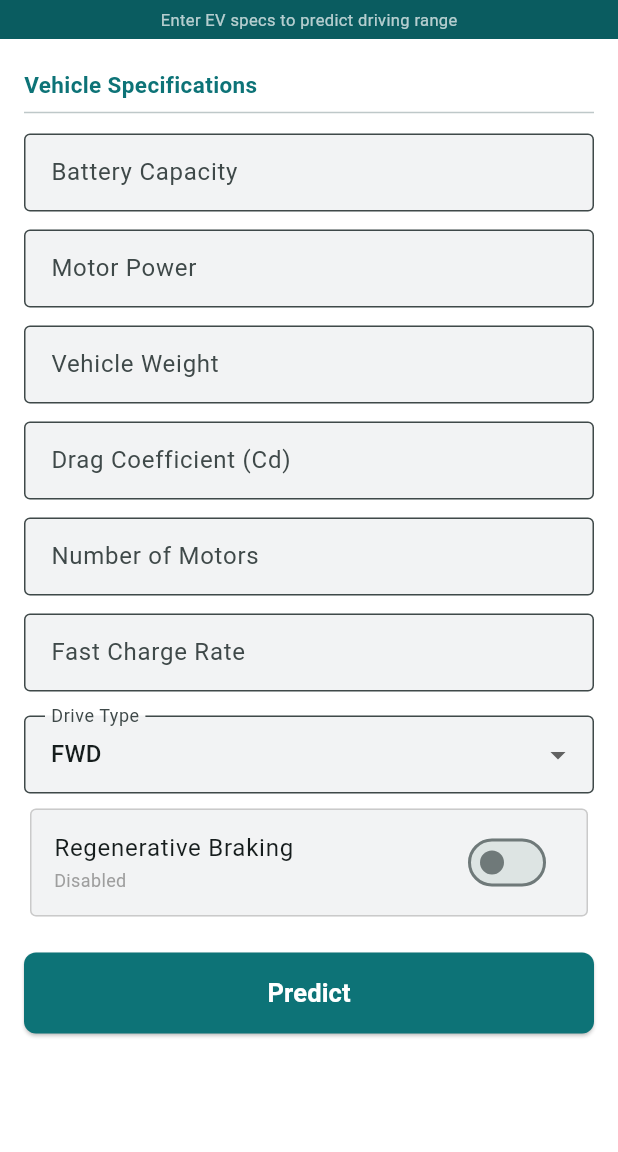
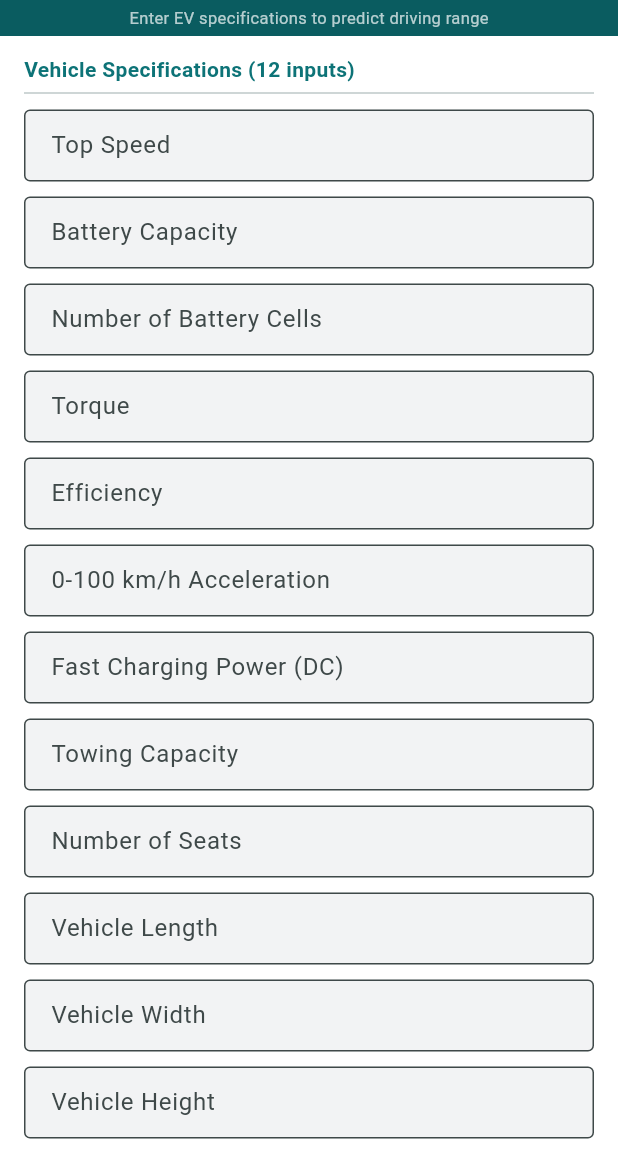
Before and after one commit to OgayoTK1/Linear_regression_model, a Flutter app: the screen it shows after launch, on a phone screen of 412 x 824 dp, the part 84-1236 px from its top. Run offline on Flutter 3.47's test engine with Material 3 defaults, Android fonts, the light colour scheme and no system bars.

Commit message:
updated files

````diff
--- a/summative/API/requirements.txt
+++ b/summative/API/requirements.txt
@@ -1,8 +1,6 @@
-## TASK 2 — `summative/API/requirements.txt`
-```
 fastapi==0.110.0
 uvicorn[standard]==0.29.0
-scikit-learn==1.4.1
+scikit-learn==1.4.1.post1
 pandas==2.2.1
 numpy==1.26.4
 joblib==1.3.2
--- a/summative/evision/lib/main.dart
+++ b/summative/evision/lib/main.dart
@@ -4,7 +4,6 @@ import 'package:http/http.dart' as http;
 
 void main() => runApp(const EVRangeApp());
 
-// ── App Root ──────────────────────────────────────────────────────────────────
 class EVRangeApp extends StatelessWidget {
   const EVRangeApp({super.key});
 
@@ -22,7 +21,6 @@ class EVRangeApp extends StatelessWidget {
   }
 }
 
-// ── Prediction Page ───────────────────────────────────────────────────────────
 class PredictionPage extends StatefulWidget {
   const PredictionPage({super.key});
 
@@ -31,62 +29,71 @@ class PredictionPage extends StatefulWidget {
 }
 
 class _PredictionPageState extends State<PredictionPage> {
-  // ── API URL ───────────────────────────────────────────────────────────────
-  // For local testing on Android emulator use: http://10.0.2.2:8000/predict
-  // For iOS simulator use:                     http://127.0.0.1:8000/predict
-  static const String _apiUrl =
-      'https://ev-range-predictor.onrender.com/predict';
+  // For Android emulator use http://10.0.2.2:8000/predict
+  // For physical device use your computer IP e.g. http://192.168.1.45:8000/predict
+  // For production use https://ev-range-predictor.onrender.com/predict
+  static const String _apiUrl = 'http://10.0.2.2:8000/predict';
 
-  // ── Form + Controllers (one per input variable = 6 text fields) ───────────
-  final _formKey     = GlobalKey<FormState>();
-  final _battCtrl    = TextEditingController();  // battery_capacity_kwh
-  final _powerCtrl   = TextEditingController();  // motor_power_kw
-  final _weightCtrl  = TextEditingController();  // vehicle_weight_kg
-  final _dragCtrl    = TextEditingController();  // drag_coefficient
-  final _motorsCtrl  = TextEditingController();  // num_motors
-  final _chargeCtrl  = TextEditingController();  // fast_charge_kw
+  final _formKey = GlobalKey<FormState>();
 
-  // ── Dropdown + Switch (encoded as integers in the API call) ───────────────
-  String _driveType    = 'FWD';   // FWD | AWD | RWD
-  bool   _regenBraking = false;
+  // 12 controllers — one per feature
+  final _topSpeedCtrl = TextEditingController();
+  final _batteryCtrl = TextEditingController();
+  final _numCellsCtrl = TextEditingController();
+  final _torqueCtrl = TextEditingController();
+  final _efficiencyCtrl = TextEditingController();
+  final _accelCtrl = TextEditingController();
+  final _fastChargeCtrl = TextEditingController();
+  final _towingCtrl = TextEditingController();
+  final _seatsCtrl = TextEditingController();
+  final _lengthCtrl = TextEditingController();
+  final _widthCtrl = TextEditingController();
+  final _heightCtrl = TextEditingController();
 
-  // ── Output state ──────────────────────────────────────────────────────────
-  bool    _isLoading      = false;
+  bool _isLoading = false;
   double? _predictedRange;
   String? _errorMessage;
 
   @override
   void dispose() {
-    _battCtrl.dispose();
-    _powerCtrl.dispose();
-    _weightCtrl.dispose();
-    _dragCtrl.dispose();
-    _motorsCtrl.dispose();
-    _chargeCtrl.dispose();
+    _topSpeedCtrl.dispose();
+    _batteryCtrl.dispose();
+    _numCellsCtrl.dispose();
+    _torqueCtrl.dispose();
+    _efficiencyCtrl.dispose();
+    _accelCtrl.dispose();
+    _fastChargeCtrl.dispose();
+    _towingCtrl.dispose();
+    _seatsCtrl.dispose();
+    _lengthCtrl.dispose();
+    _widthCtrl.dispose();
+    _heightCtrl.dispose();
     super.dispose();
   }
 
-  // ── API Call ──────────────────────────────────────────────────────────────
   Future<void> _predict() async {
     if (!_formKey.currentState!.validate()) return;
 
     setState(() {
-      _isLoading      = true;
-      _errorMessage   = null;
+      _isLoading = true;
+      _errorMessage = null;
       _predictedRange = null;
     });
 
     try {
       final body = jsonEncode({
-        'battery_capacity_kwh': double.parse(_battCtrl.text),
-        'motor_power_kw':       double.parse(_powerCtrl.text),
-        'vehicle_weight_kg':    double.parse(_weightCtrl.text),
-        'drag_coefficient':     double.parse(_dragCtrl.text),
-        'num_motors':           int.parse(_motorsCtrl.text),
-        'regen_braking':        _regenBraking ? 1 : 0,
-        'fast_charge_kw':       double.parse(_chargeCtrl.text),
-        'drive_AWD':            _driveType == 'AWD' ? 1 : 0,
-        'drive_RWD':            _driveType == 'RWD' ? 1 : 0,
+        'top_speed_kmh': double.parse(_topSpeedCtrl.text),
+        'battery_capacity_kwh': double.parse(_batteryCtrl.text),
+        'number_of_cells': int.parse(_numCellsCtrl.text),
+        'torque_nm': double.parse(_torqueCtrl.text),
+        'efficiency_wh_per_km': double.parse(_efficiencyCtrl.text),
+        'acceleration_0_100_s': double.parse(_accelCtrl.text),
+        'fast_charging_power_kw_dc': double.parse(_fastChargeCtrl.text),
+        'towing_capacity_kg': double.parse(_towingCtrl.text),
+        'seats': int.parse(_seatsCtrl.text),
+        'length_mm': double.parse(_lengthCtrl.text),
+        'width_mm': double.parse(_widthCtrl.text),
+        'height_mm': double.parse(_heightCtrl.text),
       });
 
       final response = await http
@@ -100,8 +107,7 @@ class _PredictionPageState extends State<PredictionPage> {
       if (response.statusCode == 200) {
         final data = jsonDecode(response.body);
         setState(() {
-          _predictedRange =
-              (data['predicted_range_km'] as num).toDouble();
+          _predictedRange = (data['predicted_range_km'] as num).toDouble();
         });
       } else {
         final err = jsonDecode(response.body);
@@ -119,7 +125,6 @@ class _PredictionPageState extends State<PredictionPage> {
     }
   }
 
-  // ── Reusable Text Field Builder ───────────────────────────────────────────
   Widget _field({
     required TextEditingController ctrl,
     required String label,
@@ -129,7 +134,7 @@ class _PredictionPageState extends State<PredictionPage> {
     required String? Function(String?) validator,
   }) {
     return Padding(
-      padding: const EdgeInsets.symmetric(vertical: 6),
+      padding: const EdgeInsets.symmetric(vertical: 5),
       child: TextFormField(
         controller: ctrl,
         keyboardType: isInt
@@ -142,15 +147,16 @@ class _PredictionPageState extends State<PredictionPage> {
           border: const OutlineInputBorder(),
           filled: true,
           fillColor: const Color(0xFFF2F3F4),
-          contentPadding:
-          const EdgeInsets.symmetric(horizontal: 14, vertical: 14),
+          contentPadding: const EdgeInsets.symmetric(
+            horizontal: 14,
+            vertical: 12,
+          ),
         ),
         validator: validator,
       ),
     );
   }
 
-  // ── Build ─────────────────────────────────────────────────────────────────
   @override
   Widget build(BuildContext context) {
     return Scaffold(
@@ -162,13 +168,13 @@ class _PredictionPageState extends State<PredictionPage> {
         foregroundColor: Colors.white,
         elevation: 2,
         bottom: PreferredSize(
-          preferredSize: const Size.fromHeight(26),
+          preferredSize: const Size.fromHeight(24),
           child: Container(
             color: const Color(0xFF0A5C60),
-            padding: const EdgeInsets.symmetric(vertical: 5),
+            padding: const EdgeInsets.symmetric(vertical: 4),
             child: const Center(
               child: Text(
-                'Enter EV specs to predict driving range',
+                'Enter EV specifications to predict driving range',
                 style: TextStyle(color: Colors.white70, fontSize: 11),
               ),
             ),
@@ -176,176 +182,198 @@ class _PredictionPageState extends State<PredictionPage> {
         ),
       ),
       body: SingleChildScrollView(
-        padding: const EdgeInsets.fromLTRB(16, 16, 16, 32),
+        padding: const EdgeInsets.fromLTRB(16, 12, 16, 32),
         child: Form(
           key: _formKey,
           child: Column(
             crossAxisAlignment: CrossAxisAlignment.stretch,
             children: [
-
-              // ── Section heading ──────────────────────────────────────
-              const Padding(
-                padding: EdgeInsets.only(top: 4, bottom: 4),
-                child: Text(
-                  'Vehicle Specifications',
+              const Text(
+                'Vehicle Specifications (12 inputs)',
                 style: TextStyle(
                   fontWeight: FontWeight.bold,
-                    fontSize: 15,
+                  fontSize: 14,
                   color: Color(0xFF0D7377),
                 ),
               ),
+              const Divider(height: 12),
+
+              // Field 1
+              _field(
+                ctrl: _topSpeedCtrl,
+                label: 'Top Speed',
+                hint: '250',
+                suffix: 'km/h',
+                validator: (v) {
+                  if (v == null || v.isEmpty) return 'Required';
+                  final n = double.tryParse(v);
+                  if (n == null || n < 50 || n > 500) return '50 – 500 km/h';
+                  return null;
+                },
               ),
-              const Divider(height: 8),
-              const SizedBox(height: 4),
 
-              // ── Field 1: Battery capacity ────────────────────────────
+              // Field 2
               _field(
-                ctrl: _battCtrl,
+                ctrl: _batteryCtrl,
                 label: 'Battery Capacity',
                 hint: '75.0',
                 suffix: 'kWh',
                 validator: (v) {
                   if (v == null || v.isEmpty) return 'Required';
                   final n = double.tryParse(v);
-                  if (n == null || n < 20 || n > 200) {
-                    return 'Must be between 20 and 200 kWh';
-                  }
+                  if (n == null || n < 10 || n > 300) return '10 – 300 kWh';
                   return null;
                 },
               ),
 
-              // ── Field 2: Motor power ─────────────────────────────────
+              // Field 3
               _field(
-                ctrl: _powerCtrl,
-                label: 'Motor Power',
-                hint: '300',
-                suffix: 'kW',
+                ctrl: _numCellsCtrl,
+                label: 'Number of Battery Cells',
+                hint: '4416',
+                isInt: true,
                 validator: (v) {
                   if (v == null || v.isEmpty) return 'Required';
-                  final n = double.tryParse(v);
-                  if (n == null || n < 50 || n > 750) {
-                    return 'Must be between 50 and 750 kW';
-                  }
+                  final n = int.tryParse(v);
+                  if (n == null || n < 1 || n > 10000) return '1 – 10000';
                   return null;
                 },
               ),
 
-              // ── Field 3: Vehicle weight ──────────────────────────────
+              // Field 4
               _field(
-                ctrl: _weightCtrl,
-                label: 'Vehicle Weight',
-                hint: '2100',
-                suffix: 'kg',
+                ctrl: _torqueCtrl,
+                label: 'Torque',
+                hint: '420',
+                suffix: 'Nm',
                 validator: (v) {
                   if (v == null || v.isEmpty) return 'Required';
                   final n = double.tryParse(v);
-                  if (n == null || n < 1200 || n > 3500) {
-                    return 'Must be between 1200 and 3500 kg';
-                  }
+                  if (n == null || n < 50 || n > 3000) return '50 – 3000 Nm';
                   return null;
                 },
               ),
 
-              // ── Field 4: Drag coefficient ────────────────────────────
+              // Field 5
               _field(
-                ctrl: _dragCtrl,
-                label: 'Drag Coefficient (Cd)',
-                hint: '0.24',
+                ctrl: _efficiencyCtrl,
+                label: 'Efficiency',
+                hint: '160',
+                suffix: 'Wh/km',
                 validator: (v) {
                   if (v == null || v.isEmpty) return 'Required';
                   final n = double.tryParse(v);
-                  if (n == null || n < 0.18 || n > 0.45) {
-                    return 'Must be between 0.18 and 0.45';
-                  }
+                  if (n == null || n < 50 || n > 500) return '50 – 500 Wh/km';
                   return null;
                 },
               ),
 
-              // ── Field 5: Number of motors ────────────────────────────
+              // Field 6
               _field(
-                ctrl: _motorsCtrl,
-                label: 'Number of Motors',
-                hint: '2',
-                isInt: true,
+                ctrl: _accelCtrl,
+                label: '0-100 km/h Acceleration',
+                hint: '5.0',
+                suffix: 's',
                 validator: (v) {
                   if (v == null || v.isEmpty) return 'Required';
-                  final n = int.tryParse(v);
-                  if (n == null || n < 1 || n > 4) {
-                    return 'Must be between 1 and 4';
-                  }
+                  final n = double.tryParse(v);
+                  if (n == null || n < 1 || n > 30) return '1 – 30 seconds';
                   return null;
                 },
               ),
 
-              // ── Field 6: Fast charge rate ────────────────────────────
+              // Field 7
               _field(
-                ctrl: _chargeCtrl,
-                label: 'Fast Charge Rate',
+                ctrl: _fastChargeCtrl,
+                label: 'Fast Charging Power (DC)',
                 hint: '250',
                 suffix: 'kW',
                 validator: (v) {
                   if (v == null || v.isEmpty) return 'Required';
                   final n = double.tryParse(v);
-                  if (n == null || n < 0 || n > 350) {
-                    return 'Must be between 0 and 350 kW';
-                  }
+                  if (n == null || n < 0 || n > 1000) return '0 – 1000 kW';
                   return null;
                 },
               ),
 
-              const SizedBox(height: 4),
-
-              // ── Drive type dropdown ──────────────────────────────────
-              Padding(
-                padding: const EdgeInsets.symmetric(vertical: 6),
-                child: DropdownButtonFormField<String>(
-                  value: _driveType,
-                  decoration: const InputDecoration(
-                    labelText: 'Drive Type',
-                    border: OutlineInputBorder(),
-                    filled: true,
-                    fillColor: Color(0xFFF2F3F4),
-                    contentPadding: EdgeInsets.symmetric(
-                        horizontal: 14, vertical: 14),
-                  ),
-                  items: ['FWD', 'RWD', 'AWD']
-                      .map((d) =>
-                      DropdownMenuItem(value: d, child: Text(d)))
-                      .toList(),
-                  onChanged: (v) => setState(() => _driveType = v!),
-                ),
+              // Field 8
+              _field(
+                ctrl: _towingCtrl,
+                label: 'Towing Capacity',
+                hint: '1000',
+                suffix: 'kg',
+                validator: (v) {
+                  if (v == null || v.isEmpty) return 'Required';
+                  final n = double.tryParse(v);
+                  if (n == null || n < 0 || n > 5000) return '0 – 5000 kg';
+                  return null;
+                },
               ),
 
-              // ── Regen braking switch ─────────────────────────────────
-              Card(
-                color: const Color(0xFFF2F3F4),
-                elevation: 0,
-                shape: RoundedRectangleBorder(
-                  borderRadius: BorderRadius.circular(4),
-                  side: const BorderSide(color: Color(0xFFCACACA)),
-                ),
-                child: SwitchListTile(
-                  title: const Text('Regenerative Braking'),
-                  subtitle: Text(
-                    _regenBraking ? 'Enabled' : 'Disabled',
-                    style: TextStyle(
-                      fontSize: 12,
-                      color: _regenBraking
-                          ? const Color(0xFF0D7377)
-                          : Colors.grey,
-                    ),
-                  ),
-                  value: _regenBraking,
-                  onChanged: (v) => setState(() => _regenBraking = v),
-                  activeColor: const Color(0xFF0D7377),
-                ),
+              // Field 9
+              _field(
+                ctrl: _seatsCtrl,
+                label: 'Number of Seats',
+                hint: '5',
+                isInt: true,
+                validator: (v) {
+                  if (v == null || v.isEmpty) return 'Required';
+                  final n = int.tryParse(v);
+                  if (n == null || n < 1 || n > 9) return '1 – 9 seats';
+                  return null;
+                },
               ),
 
-              const SizedBox(height: 20),
+              // Field 10
+              _field(
+                ctrl: _lengthCtrl,
+                label: 'Vehicle Length',
+                hint: '4694',
+                suffix: 'mm',
+                validator: (v) {
+                  if (v == null || v.isEmpty) return 'Required';
+                  final n = double.tryParse(v);
+                  if (n == null || n < 2000 || n > 7000)
+                    return '2000 – 7000 mm';
+                  return null;
+                },
+              ),
 
-              // ── Predict button ───────────────────────────────────────
+              // Field 11
+              _field(
+                ctrl: _widthCtrl,
+                label: 'Vehicle Width',
+                hint: '1849',
+                suffix: 'mm',
+                validator: (v) {
+                  if (v == null || v.isEmpty) return 'Required';
+                  final n = double.tryParse(v);
+                  if (n == null || n < 1400 || n > 3000)
+                    return '1400 – 3000 mm';
+                  return null;
+                },
+              ),
+
+              // Field 12
+              _field(
+                ctrl: _heightCtrl,
+                label: 'Vehicle Height',
+                hint: '1443',
+                suffix: 'mm',
+                validator: (v) {
+                  if (v == null || v.isEmpty) return 'Required';
+                  final n = double.tryParse(v);
+                  if (n == null || n < 1000 || n > 3000)
+                    return '1000 – 3000 mm';
+                  return null;
+                },
+              ),
+
+              const SizedBox(height: 18),
+
+              // Predict button
               SizedBox(
-                height: 54,
+                height: 52,
                 child: ElevatedButton(
                   onPressed: _isLoading ? null : _predict,
                   style: ElevatedButton.styleFrom(
@@ -361,16 +389,18 @@ class _PredictionPageState extends State<PredictionPage> {
                           mainAxisAlignment: MainAxisAlignment.center,
                           children: [
                             SizedBox(
-                        width: 22,
-                        height: 22,
+                              width: 20,
+                              height: 20,
                               child: CircularProgressIndicator(
                                 color: Colors.white,
                                 strokeWidth: 2.5,
                               ),
                             ),
                             SizedBox(width: 12),
-                      Text('Predicting...',
-                          style: TextStyle(fontSize: 16)),
+                            Text(
+                              'Predicting...',
+                              style: TextStyle(fontSize: 16),
+                            ),
                           ],
                         )
                       : const Text(
@@ -383,9 +413,9 @@ class _PredictionPageState extends State<PredictionPage> {
                 ),
               ),
 
-              const SizedBox(height: 22),
+              const SizedBox(height: 20),
 
-              // ── Output display field ─────────────────────────────────
+              // Output display
               if (_predictedRange != null)
                 Card(
                   elevation: 3,
@@ -393,19 +423,25 @@ class _PredictionPageState extends State<PredictionPage> {
                   shape: RoundedRectangleBorder(
                     borderRadius: BorderRadius.circular(12),
                     side: const BorderSide(
-                        color: Color(0xFF0D7377), width: 1.5),
+                      color: Color(0xFF0D7377),
+                      width: 1.5,
+                    ),
                   ),
                   child: Padding(
                     padding: const EdgeInsets.symmetric(
-                        vertical: 28, horizontal: 20),
+                      vertical: 26,
+                      horizontal: 20,
+                    ),
                     child: Column(
                       children: [
                         const Text(
                           'Predicted Driving Range',
                           style: TextStyle(
-                              fontSize: 15, color: Color(0xFF0A5C60)),
+                            fontSize: 15,
+                            color: Color(0xFF0A5C60),
                           ),
-                        const SizedBox(height: 10),
+                        ),
+                        const SizedBox(height: 8),
                         Text(
                           '${_predictedRange!.toStringAsFixed(1)} km',
                           style: const TextStyle(
@@ -414,9 +450,9 @@ class _PredictionPageState extends State<PredictionPage> {
                             color: Color(0xFF0D7377),
                           ),
                         ),
-                        const SizedBox(height: 8),
+                        const SizedBox(height: 6),
                         const Text(
-                          'Note:  Prediction successful',
+                          '✅  Prediction successful',
                           style: TextStyle(
                             fontSize: 12,
                             color: Color(0xFF0D7377),
@@ -428,7 +464,7 @@ class _PredictionPageState extends State<PredictionPage> {
                   ),
                 ),
 
-              // ── Error display field ──────────────────────────────────
+              // Error display
               if (_errorMessage != null)
                 Card(
                   elevation: 2,
@@ -438,18 +474,23 @@ class _PredictionPageState extends State<PredictionPage> {
                     side: BorderSide(color: Colors.red.shade200),
                   ),
                   child: Padding(
-                    padding: const EdgeInsets.all(16),
+                    padding: const EdgeInsets.all(14),
                     child: Row(
                       crossAxisAlignment: CrossAxisAlignment.start,
                       children: [
-                        const Icon(Icons.error_outline,
-                            color: Colors.red, size: 20),
+                        const Icon(
+                          Icons.error_outline,
+                          color: Colors.red,
+                          size: 20,
+                        ),
                         const SizedBox(width: 10),
                         Expanded(
                           child: Text(
                             _errorMessage!,
                             style: const TextStyle(
-                                color: Colors.red, fontSize: 13),
+                              color: Colors.red,
+                              fontSize: 13,
+                            ),
                           ),
                         ),
                       ],
````
Also changed, not shown: summative/API/models/metadata.json (added, +21 -0 lines), 4 other files. Lines whose indentation alone changed are shown as unchanged.
